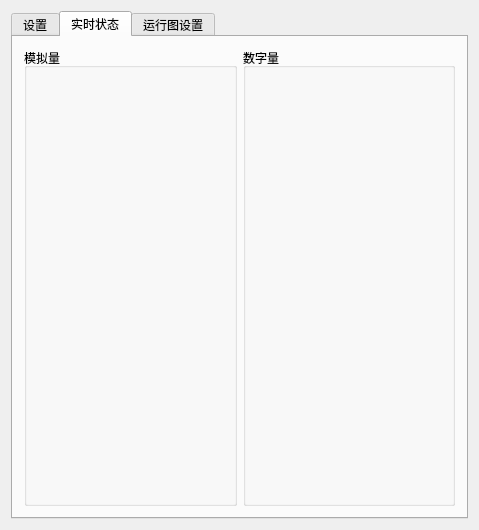
Before: the Qt Designer form dialog.ui in 851896022/automationDemo, drawn with Qt 5.
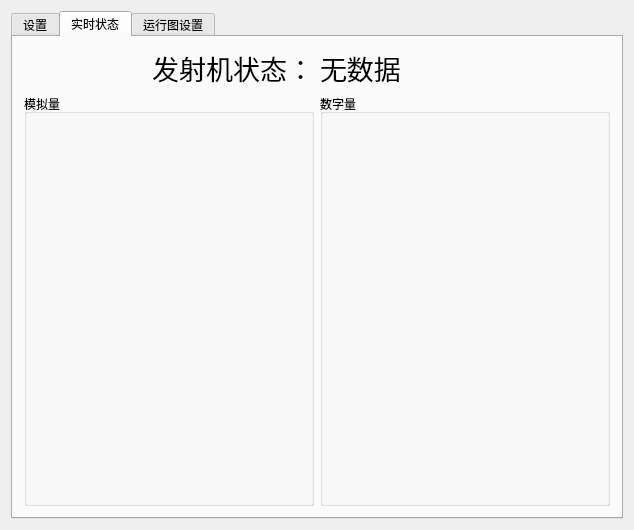
After: the same form once the commit is applied. The open tabs and pages were chosen to show the change.

Patch:
```diff
--- a/dialog.ui
+++ b/dialog.ui
@@ -6,7 +6,7 @@
    <rect>
     <x>0</x>
     <y>0</y>
-    <width>479</width>
+    <width>634</width>
     <height>530</height>
    </rect>
   </property>
@@ -14,7 +14,7 @@
    <string>Dialog</string>
   </property>
   <layout class="QGridLayout" name="gridLayout_3">
-   <item row="0" column="0">
+   <item row="0" column="1">
     <widget class="QTabWidget" name="tabWidget">
      <property name="currentIndex">
       <number>1</number>
@@ -535,7 +535,40 @@
       <attribute name="title">
        <string>实时状态</string>
       </attribute>
-      <layout class="QHBoxLayout" name="horizontalLayout_15">
+      <layout class="QVBoxLayout" name="verticalLayout" stretch="0,1">
+       <item>
+        <layout class="QHBoxLayout" name="horizontalLayout_15" stretch="0,0">
+         <item>
+          <widget class="QLabel" name="label_26">
+           <property name="font">
+            <font>
+             <pointsize>20</pointsize>
+            </font>
+           </property>
+           <property name="text">
+            <string>发射机状态：</string>
+           </property>
+           <property name="alignment">
+            <set>Qt::AlignRight|Qt::AlignTrailing|Qt::AlignVCenter</set>
+           </property>
+          </widget>
+         </item>
+         <item>
+          <widget class="QLabel" name="labelTsState">
+           <property name="font">
+            <font>
+             <pointsize>20</pointsize>
+            </font>
+           </property>
+           <property name="text">
+            <string>无数据</string>
+           </property>
+          </widget>
+         </item>
+        </layout>
+       </item>
+       <item>
+        <layout class="QHBoxLayout" name="horizontalLayout_16">
        <item>
         <widget class="QGroupBox" name="groupBoxA">
          <property name="title">
@@ -551,6 +584,8 @@
         </widget>
        </item>
       </layout>
+       </item>
+      </layout>
      </widget>
      <widget class="QWidget" name="tab_3">
       <attribute name="title">
```
Left out of the diff: 28 changed lines with no effect on the pictures. Lines whose indentation alone changed are shown as unchanged.
